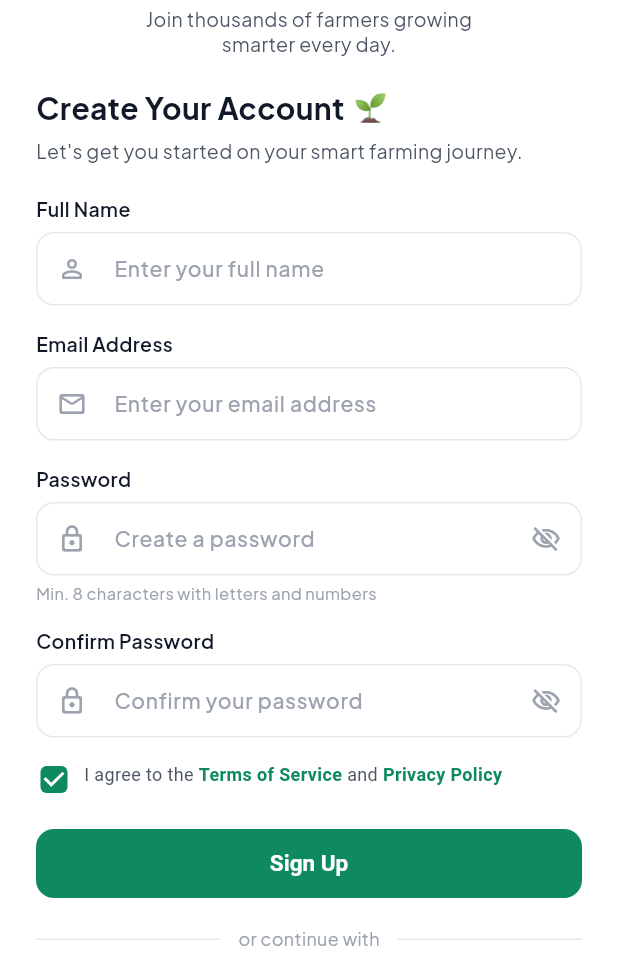
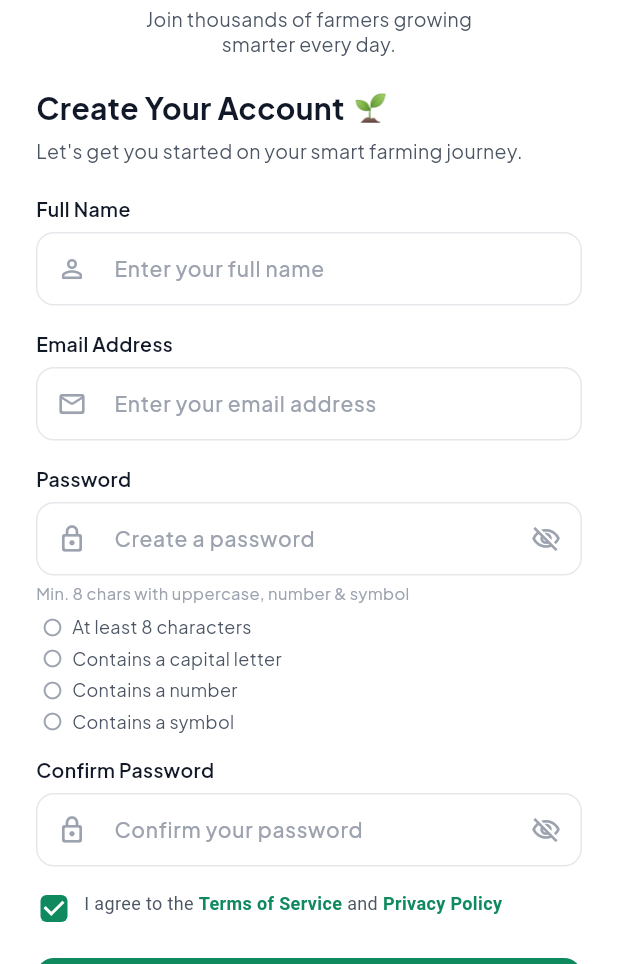
Before and after one commit to tek-sys-hub/agro-app, a Flutter app: the screen it shows after launch, after a tap on "Sign Up", on a phone screen of 412 x 824 dp, the part 272-1236 px from its top. Run offline on Flutter 3.47's test engine with Material 3 defaults, Android fonts, the phone set to English and light mode, and no system bars; our stand-ins replace google_fonts.

Commit message:
feat(auth): enhance password validation with dynamic requirement checklist and dialog language picker

```diff
--- a/lib/features/auth/screens/loginScreen.dart
+++ b/lib/features/auth/screens/loginScreen.dart
@@ -89,26 +89,13 @@ class _LoginScreenState extends State<LoginScreen> {
 
   void _showForgotPasswordDialog() {
     final resetEmailController = TextEditingController(text: _emailController.text);
-    showModalBottomSheet(
+    showDialog(
       context: context,
-      isScrollControlled: true,
+      builder: (ctx) {
+        return AlertDialog(
+          shape: RoundedRectangleBorder(borderRadius: BorderRadius.circular(20)),
           backgroundColor: Colors.white,
-      shape: const RoundedRectangleBorder(
-        borderRadius: BorderRadius.vertical(top: Radius.circular(24)),
-      ),
-      builder: (ctx) {
-        return Padding(
-          padding: EdgeInsets.only(
-            left: 20,
-            right: 20,
-            top: 24,
-            bottom: MediaQuery.of(ctx).viewInsets.bottom + 24,
-          ),
-          child: Column(
-            mainAxisSize: MainAxisSize.min,
-            crossAxisAlignment: CrossAxisAlignment.stretch,
-            children: [
-              Row(
+          title: Row(
             mainAxisAlignment: MainAxisAlignment.spaceBetween,
             children: [
               const Text(
@@ -125,7 +112,10 @@ class _LoginScreenState extends State<LoginScreen> {
               ),
             ],
           ),
-              const SizedBox(height: 6),
+          content: Column(
+            mainAxisSize: MainAxisSize.min,
+            crossAxisAlignment: CrossAxisAlignment.stretch,
+            children: [
               const Text(
                 'Enter your registered email address to receive password reset instructions.',
                 style: TextStyle(fontSize: 13, color: AppColors.textSecondary),
@@ -169,30 +159,7 @@ class _LoginScreenState extends State<LoginScreen> {
   Widget build(BuildContext context) {
     return Scaffold(
       backgroundColor: Colors.white,
-      body: Stack(
-        children: [
-          // Subtle hill illustration at bottom
-          Positioned(
-            left: 0,
-            right: 0,
-            bottom: 0,
-            height: 180,
-            child: IgnorePointer(
-              child: Opacity(
-                opacity: 0.25,
-                child: Container(
-                  decoration: const BoxDecoration(
-                    gradient: LinearGradient(
-                      begin: Alignment.topCenter,
-                      end: Alignment.bottomCenter,
-                      colors: [Colors.white, Color(0xFF86EFAC), AppColors.primary],
-                    ),
-                  ),
-                ),
-              ),
-            ),
-          ),
-          SafeArea(
+      body: SafeArea(
         child: SingleChildScrollView(
           padding: const EdgeInsets.symmetric(horizontal: 24, vertical: 16),
           physics: const BouncingScrollPhysics(),
@@ -414,8 +381,6 @@ class _LoginScreenState extends State<LoginScreen> {
               ),
             ),
           ),
-        ],
-      ),
         );
   }
 }
--- a/lib/features/auth/screens/signupScreen.dart
+++ b/lib/features/auth/screens/signupScreen.dart
@@ -23,6 +23,14 @@ class _SignupScreenState extends State<SignupScreen> {
   bool _agreeToTerms = true;
   bool _isLoading = false;
   bool _isGoogleLoading = false;
+
+  @override
+  void initState() {
+    super.initState();
+    _passwordController.addListener(() {
+      setState(() {});
+    });
+  }
 
   @override
   void dispose() {
@@ -241,7 +249,7 @@ class _SignupScreenState extends State<SignupScreen> {
                   controller: _passwordController,
                   prefixIcon: Icons.lock_outline_rounded,
                   isPassword: true,
-                  helperText: 'Min. 8 characters with letters and numbers',
+                  helperText: 'Min. 8 chars with uppercase, number & symbol',
                   validator: (val) {
                     if (val == null || val.isEmpty) {
                       return 'Please enter a password';
@@ -249,8 +257,45 @@ class _SignupScreenState extends State<SignupScreen> {
                     if (val.length < 8) {
                       return 'Password must be at least 8 characters';
                     }
+                    if (!RegExp(r'[A-Z]').hasMatch(val)) {
+                      return 'Password must contain at least one capital letter';
+                    }
+                    if (!RegExp(r'[0-9]').hasMatch(val)) {
+                      return 'Password must contain at least one number';
+                    }
+                    if (!RegExp(r'[!@#$%^&*(),.?":{}|<>\-_]').hasMatch(val)) {
+                      return 'Password must contain at least one symbol';
+                    }
                     return null;
                   },
+                ),
+                const SizedBox(height: 6),
+                Padding(
+                  padding: const EdgeInsets.symmetric(horizontal: 4),
+                  child: Column(
+                    crossAxisAlignment: CrossAxisAlignment.start,
+                    children: [
+                      _buildPasswordRequirementRow(
+                        'At least 8 characters',
+                        _passwordController.text.length >= 8,
+                      ),
+                      const SizedBox(height: 4),
+                      _buildPasswordRequirementRow(
+                        'Contains a capital letter',
+                        RegExp(r'[A-Z]').hasMatch(_passwordController.text),
+                      ),
+                      const SizedBox(height: 4),
+                      _buildPasswordRequirementRow(
+                        'Contains a number',
+                        RegExp(r'[0-9]').hasMatch(_passwordController.text),
+                      ),
+                      const SizedBox(height: 4),
+                      _buildPasswordRequirementRow(
+                        'Contains a symbol',
+                        RegExp(r'[!@#$%^&*(),.?":{}|<>\-_]').hasMatch(_passwordController.text),
+                      ),
+                    ],
+                  ),
                 ),
 
                 const SizedBox(height: 14),
@@ -398,4 +443,25 @@ class _SignupScreenState extends State<SignupScreen> {
       ),
     );
   }
+
+  Widget _buildPasswordRequirementRow(String text, bool isMet) {
+    return Row(
+      children: [
+        Icon(
+          isMet ? Icons.check_circle_rounded : Icons.radio_button_unchecked_rounded,
+          size: 14,
+          color: isMet ? AppColors.primary : AppColors.textMuted,
+        ),
+        const SizedBox(width: 6),
+        Text(
+          text,
+          style: TextStyle(
+            fontSize: 12,
+            color: isMet ? AppColors.textPrimary : AppColors.textSecondary,
+            fontWeight: isMet ? FontWeight.w600 : FontWeight.normal,
+          ),
+        ),
+      ],
+    );
+  }
 }
```
Also changed, not shown: lib/features/auth/widgets/languageSelector.dart (+10 -14 lines), 1 other file. Lines whose indentation alone changed are shown as unchanged.
